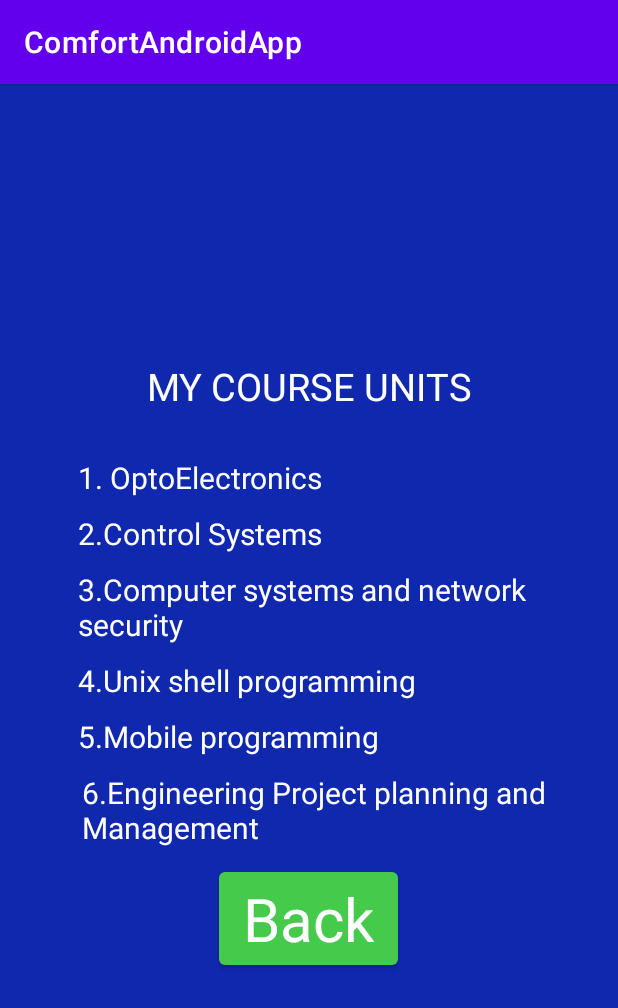
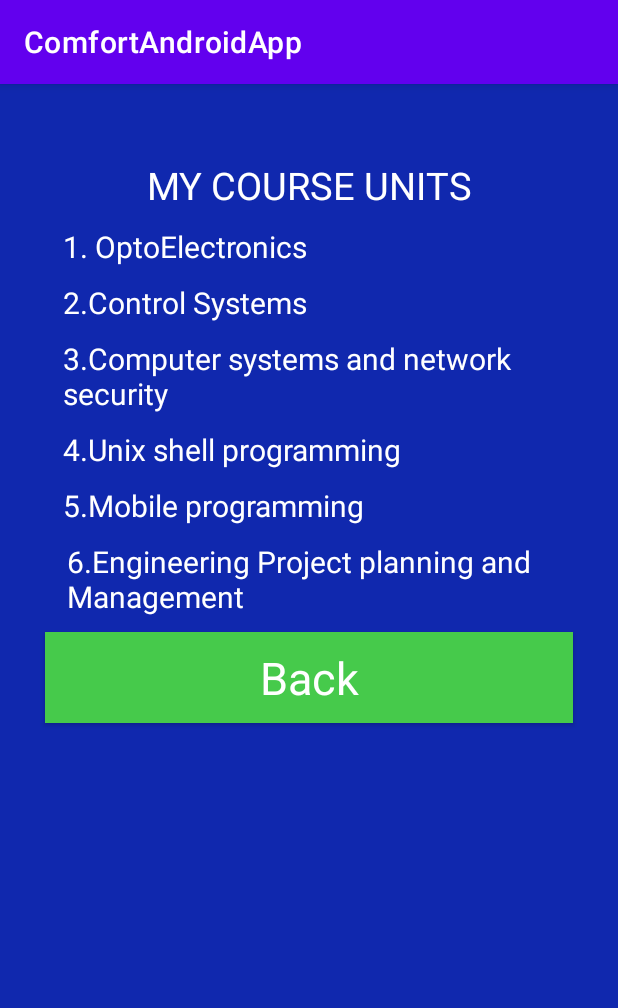
Before and after one commit to Comfort3/AndroidProgramming, an Android app: the CourseUnits screen opened directly, with no data from a screen before it, on a phone screen of 412 x 824 dp. Shown: the top 1008 px of the screen. Run offline under Robolectric (Android 15) with nearby library versions, the phone set to English and light mode, and no system bars.

Commit message:
Fixing the overlappping button on the course unit activity

```diff
--- a/app/src/main/res/layout/activity_course_units.xml
+++ b/app/src/main/res/layout/activity_course_units.xml
@@ -4,102 +4,105 @@
     xmlns:tools="http://schemas.android.com/tools"
     android:layout_width="match_parent"
     android:layout_height="match_parent"
+    android:layout_gravity="center"
+    android:background="@color/blue"
     android:orientation="vertical"
-    android:gravity="center"
-    android:layout_gravity="center"
-    android:padding="30dp"
-    android:background="@color/blue"
+    android:paddingLeft="20dp"
+    android:paddingRight="20dp"
     tools:context=".CourseUnits">
-
-    <TextView
-        android:layout_width="match_parent"
-        android:layout_height="wrap_content"
-        android:text="MY COURSE UNITS"
-        android:textColor="@color/white"
-        android:textSize="25dp"
-        android:gravity="center"
-        android:background="@color/blue"
-        android:padding="20dp"
-        />
-
 
 
     <TextView
         android:layout_width="match_parent"
         android:layout_height="wrap_content"
-        android:text="1. OptoElectronics"
+        android:layout_gravity="center"
+        android:layout_marginTop="50dp"
+        android:background="@color/blue"
+        android:gravity="center"
+        android:text="MY COURSE UNITS"
         android:textColor="@color/white"
-        android:paddingTop="10dp"
-        android:textSize="20dp"
-        android:layout_marginLeft="20dp"
-        android:layout_marginRight="15dp"
-        />
+        android:textSize="25dp" />
+
     <TextView
         android:layout_width="match_parent"
         android:layout_height="wrap_content"
-        android:text="2.Control Systems"
-        android:textColor="@color/white"
-        android:paddingTop="10dp"
-        android:textSize="20dp"
+        android:layout_gravity="center"
         android:layout_marginLeft="20dp"
         android:layout_marginRight="15dp"
-        />
+        android:paddingTop="10dp"
+        android:text="1. OptoElectronics"
+        android:textColor="@color/white"
+        android:textSize="20dp" />
+
     <TextView
         android:layout_width="match_parent"
         android:layout_height="wrap_content"
-        android:text="3.Computer systems and network security"
-        android:textColor="@color/white"
-        android:paddingTop="10dp"
+        android:layout_gravity="center"
         android:layout_marginLeft="20dp"
         android:layout_marginRight="15dp"
-        android:textSize="20dp"
-        />
+        android:paddingTop="10dp"
+        android:text="2.Control Systems"
+        android:textColor="@color/white"
+        android:textSize="20dp" />
+
     <TextView
         android:layout_width="match_parent"
         android:layout_height="wrap_content"
-        android:text="4.Unix shell programming"
-        android:textColor="@color/white"
-        android:textSize="20dp"
-        android:paddingTop="10dp"
+        android:layout_gravity="center"
         android:layout_marginLeft="20dp"
         android:layout_marginRight="15dp"
-        />
+        android:paddingTop="10dp"
+        android:text="3.Computer systems and network security"
+        android:textColor="@color/white"
+        android:textSize="20dp" />
+
     <TextView
         android:layout_width="match_parent"
         android:layout_height="wrap_content"
-        android:text="5.Mobile programming"
-        android:textColor="@color/white"
-        android:paddingTop="10dp"
-        android:textSize="20dp"
+        android:layout_gravity="center"
         android:layout_marginLeft="20dp"
         android:layout_marginRight="15dp"
-        />
+        android:paddingTop="10dp"
+        android:text="4.Unix shell programming"
+        android:textColor="@color/white"
+        android:textSize="20dp" />
+
     <TextView
         android:layout_width="match_parent"
         android:layout_height="wrap_content"
+        android:layout_gravity="center"
+        android:layout_marginLeft="20dp"
+        android:layout_marginRight="15dp"
+        android:paddingTop="10dp"
+        android:text="5.Mobile programming"
+        android:textColor="@color/white"
+        android:textSize="20dp" />
+
+    <TextView
+        android:layout_width="match_parent"
+        android:layout_height="wrap_content"
+        android:layout_gravity="center"
+        android:layout_marginLeft="20dp"
+        android:layout_marginRight="10dp"
+        android:paddingTop="10dp"
         android:text="6.Engineering Project planning and Management"
         android:textColor="@color/white"
-        android:paddingTop="10dp"
-        android:textSize="20dp"
-        android:layout_marginLeft="20dp"
-        android:layout_marginRight="10dp"
-        />
+        android:textSize="20dp" />
 
 
     <Button
         android:id="@+id/back_btn"
-        android:layout_width="wrap_content"
+        android:layout_width="match_parent"
         android:layout_height="wrap_content"
+        android:layout_gravity="center"
         android:layout_margin="10dp"
+        android:background="@color/green"
+        android:gravity="center"
         android:text="Back"
         android:textAppearance="?android:textAppearanceMedium"
         android:textColor="@color/white"
-        android:textSize="40dp"
+        android:textSize="30dp"
         app:backgroundTint="@color/green" />
 
 
-
-
-
-
 </LinearLayout>
```
